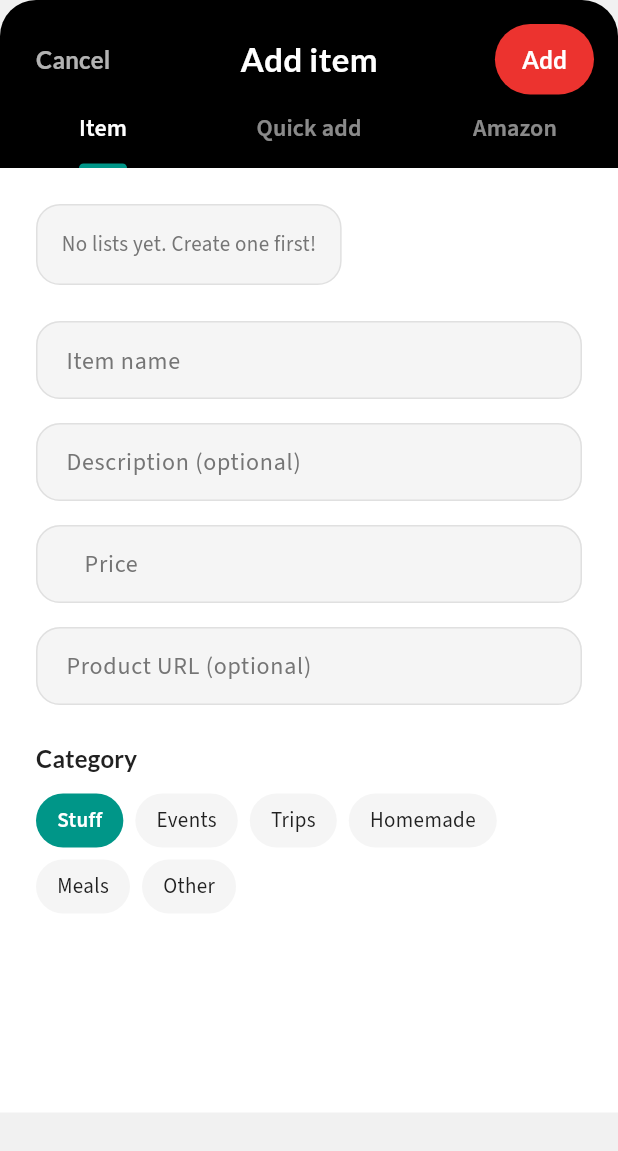
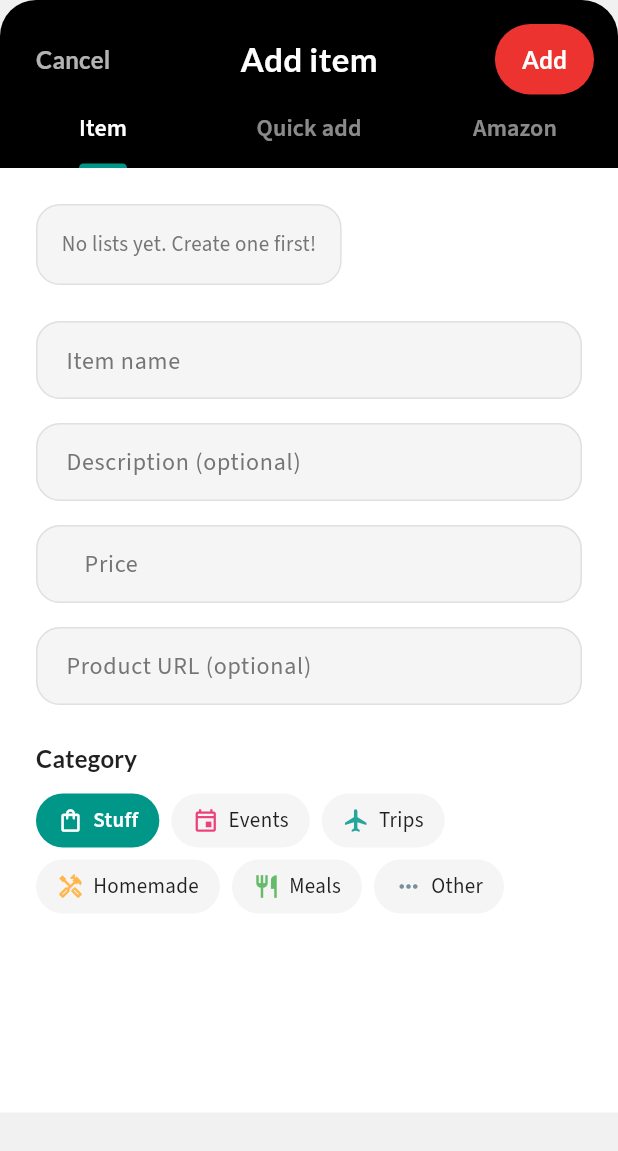
Before and after one commit to matthewjamesriley/shizlist, a Flutter app: the AddItemSheet widget shown alone on an empty page, opened directly, on a phone screen of 412 x 824 dp. Shown: the top 1151 px of the screen. Run offline on Flutter 3.47's test engine with Material 3 defaults, Android fonts, the phone set to English and light mode, and no system bars; our stand-ins replace cached_network_image, flutter_riverpod, go_router, google_fonts, phosphor_flutter, supabase_flutter; accounts and stored records are empty.

Commit message:
UI improvements: category icons in add item, green list header, sort dropdown, description styling

```diff
--- a/lib/widgets/add_item_sheet.dart
+++ b/lib/widgets/add_item_sheet.dart
@@ -2,6 +2,7 @@ import 'package:flutter/material.dart';
 import 'package:phosphor_flutter/phosphor_flutter.dart';
 import '../core/theme/app_colors.dart';
 import '../core/theme/app_typography.dart';
+import '../models/list_item.dart';
 import '../models/wish_list.dart';
 import '../services/list_service.dart';
 import '../services/user_settings_service.dart';
@@ -43,7 +44,7 @@ class _AddItemSheetState extends State<AddItemSheet>
   final _quickAddController = TextEditingController();
   final _quickAddFocusNode = FocusNode();
 
-  String _selectedCategory = 'Stuff';
+  ItemCategory _selectedCategory = ItemCategory.stuff;
   bool _isLoading = false;
   bool _isLoadingLists = true;
 
@@ -54,15 +55,6 @@ class _AddItemSheetState extends State<AddItemSheet>
 
   // Quick add items
   List<String> _quickAddItems = [];
-
-  final List<String> _categories = [
-    'Stuff',
-    'Events',
-    'Trips',
-    'Homemade',
-    'Meals',
-    'Other',
-  ];
 
   @override
   void initState() {
@@ -336,7 +328,7 @@ class _AddItemSheetState extends State<AddItemSheet>
               spacing: 8,
               runSpacing: 8,
               children:
-                  _categories.map((category) {
+                  ItemCategory.values.map((category) {
                     final isSelected = _selectedCategory == category;
                     return GestureDetector(
                       onTap: () => setState(() => _selectedCategory = category),
@@ -352,8 +344,20 @@ class _AddItemSheetState extends State<AddItemSheet>
                                   : AppColors.surfaceVariant,
                           borderRadius: BorderRadius.circular(50),
                         ),
-                        child: Text(
-                          category,
+                        child: Row(
+                          mainAxisSize: MainAxisSize.min,
+                          children: [
+                            Icon(
+                              category.icon,
+                              size: 18,
+                              color:
+                                  isSelected
+                                      ? Colors.white
+                                      : category.color,
+                            ),
+                            const SizedBox(width: 6),
+                            Text(
+                              category.displayName,
                               style: AppTypography.bodyMedium.copyWith(
                                 color:
                                     isSelected
@@ -365,6 +369,8 @@ class _AddItemSheetState extends State<AddItemSheet>
                                         : FontWeight.normal,
                                 fontSize: 14,
                               ),
+                            ),
+                          ],
                         ),
                       ),
                     );
```
Also changed, not shown: lib/features/lists/screens/list_detail_screen.dart (+109 -79 lines). Lines whose indentation alone changed are shown as unchanged.
